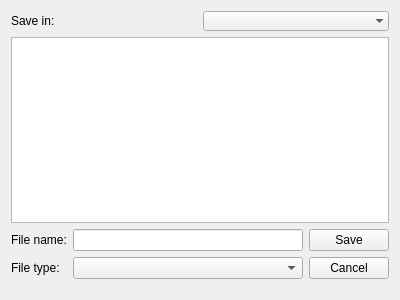
Qt form Apps/FileSelector.ui (WhenInDoubtC4/WindowsEG) before a commit.
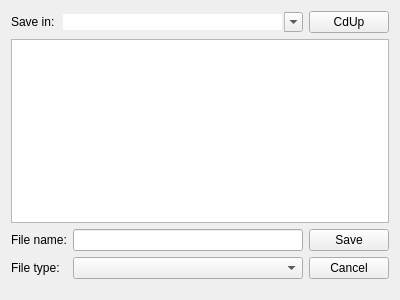
The same form after that commit. Custom widgets are drawn as their Qt base class.

Patch:
```diff
--- a/Apps/FileSelector.ui
+++ b/Apps/FileSelector.ui
@@ -18,6 +18,12 @@
     <layout class="QHBoxLayout" name="pathLayout">
      <item>
       <widget class="QLabel" name="saveInLabel">
+       <property name="sizePolicy">
+        <sizepolicy hsizetype="Maximum" vsizetype="Preferred">
+         <horstretch>0</horstretch>
+         <verstretch>0</verstretch>
+        </sizepolicy>
+       </property>
        <property name="text">
         <string>Save in:</string>
        </property>
@@ -25,11 +31,27 @@
      </item>
      <item>
       <widget class="TreeComboBox" name="pathComboBox">
+       <property name="editable">
+        <bool>true</bool>
+       </property>
        <property name="frame">
         <bool>false</bool>
        </property>
       </widget>
      </item>
+     <item>
+      <widget class="QPushButton" name="cdUpButton">
+       <property name="sizePolicy">
+        <sizepolicy hsizetype="Maximum" vsizetype="Fixed">
+         <horstretch>0</horstretch>
+         <verstretch>0</verstretch>
+        </sizepolicy>
+       </property>
+       <property name="text">
+        <string>CdUp</string>
+       </property>
+      </widget>
+     </item>
     </layout>
    </item>
    <item>
```
